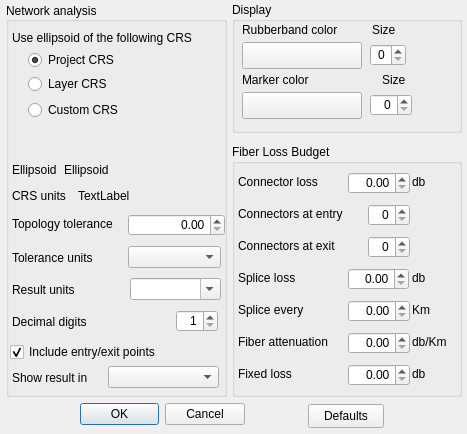
Above: DlgConfiguration.ui from fryktoria/On-the-Fly-Shortest-Path before the change. Below: the same form after it.
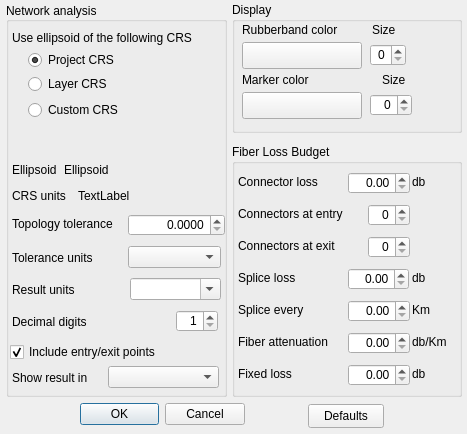
That is the form after the change. Custom widgets are drawn as their Qt base class.

Commit message: tolerance resolution 0.1mm

The edit to the form file:
```diff
--- a/DlgConfiguration.ui
+++ b/DlgConfiguration.ui
@@ -332,7 +332,7 @@
      <set>Qt::AlignRight|Qt::AlignTrailing|Qt::AlignVCenter</set>
     </property>
     <property name="decimals">
-     <number>2</number>
+     <number>4</number>
     </property>
     <property name="maximum">
      <double>100000.000000000000000</double>
```
The commit also changes 2 other files.
